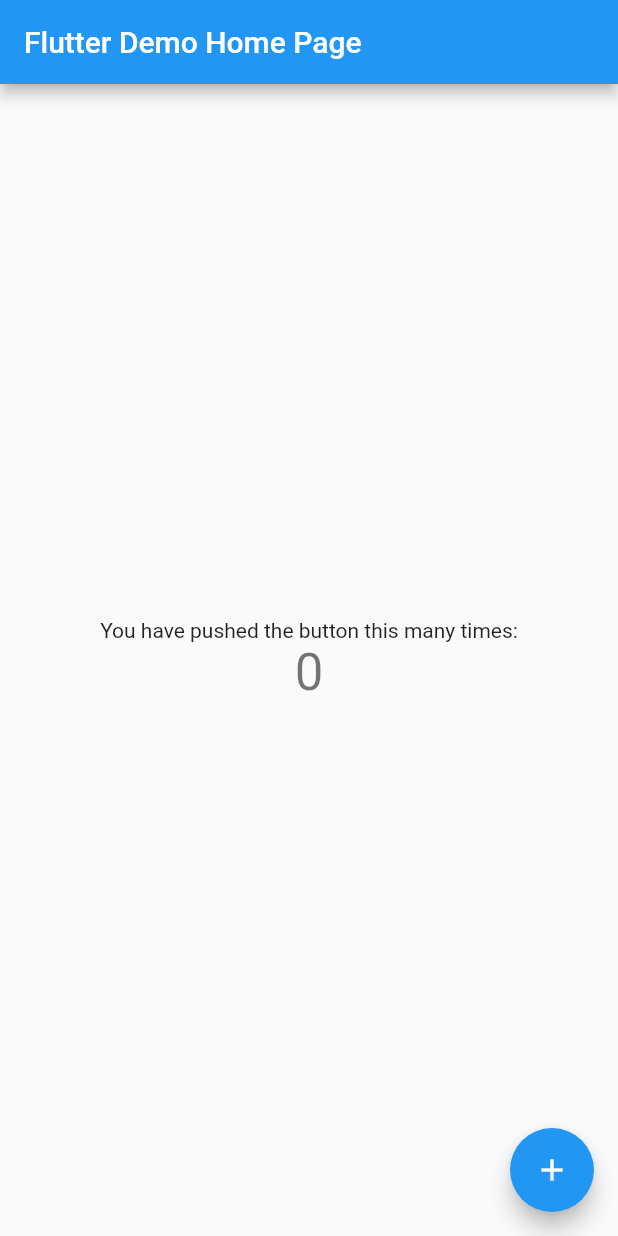
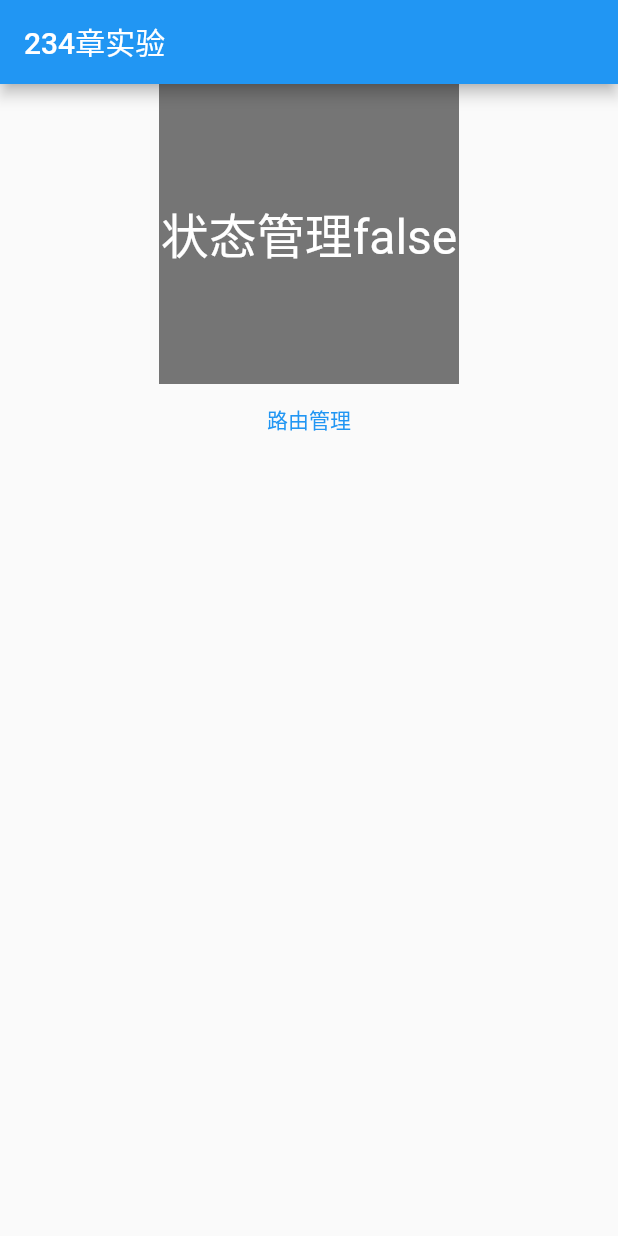
Before and after one commit to shenhuazwt/04_Dart_Flutter_123, a Flutter app: the screen it shows after launch, on a phone screen of 412 x 824 dp. Run offline on Flutter 3.47's test engine with Material 2 defaults, Android fonts, the phone set to English and light mode, and no system bars.

Commit message:
新增：选择的知识点是第二章的状态管理和路由管理

```diff
--- a/app_for_123/lib/main.dart
+++ b/app_for_123/lib/main.dart
@@ -1,8 +1,6 @@
 import 'package:flutter/material.dart';
 
-void main() {
-  runApp(const MyApp());
-}
+main() => runApp(const MyApp());
 
 class MyApp extends StatelessWidget {
   const MyApp({Key? key}) : super(key: key);
@@ -11,35 +9,135 @@
   @override
   Widget build(BuildContext context) {
     return MaterialApp(
-      title: 'Flutter Demo',
+      title: 'app_for_123',
       theme: ThemeData(
-        // This is the theme of your application.
-        //
-        // Try running your application with "flutter run". You'll see the
-        // application has a blue toolbar. Then, without quitting the app, try
-        // changing the primarySwatch below to Colors.green and then invoke
-        // "hot reload" (press "r" in the console where you ran "flutter run",
-        // or simply save your changes to "hot reload" in a Flutter IDE).
-        // Notice that the counter didn't reset back to zero; the application
-        // is not restarted.
         primarySwatch: Colors.blue,
       ),
-      home: const MyHomePage(title: 'Flutter Demo Home Page'),
+      // home: const MyHomePage(title: '234章知识点'),
+      home: testPage(),
     );
+  }
+}
+
+class testPage extends StatefulWidget {
+  testPage({Key? key}) : super(key: key);
+
+  @override
+  State<testPage> createState() => _testPageState();
+}
+
+class _testPageState extends State<testPage> {
+  @override
+  Widget build(BuildContext context) {
+    return Scaffold(
+      appBar: AppBar(
+        //
+        title: const Text('234章实验'),
+      ),
+      body: Column(
+        crossAxisAlignment: CrossAxisAlignment.start,
+        children: <Widget>[
+          Row(
+            mainAxisAlignment: MainAxisAlignment.center,
+            children: <Widget>[
+              ParentWidget(),
+            ],
+          ),
+          Row(
+            mainAxisAlignment: MainAxisAlignment.center,
+            children: <Widget>[
+              TextButton(
+                child: Text("路由管理"),
+                onPressed: () {
+                  //导航到新路由
+                  Navigator.push(
+                    context,
+                    MaterialPageRoute(builder: (context) {
+                      return NewRoute();
+                    }),
+                  );
+                },
+              ),
+            ],
+          ),
+        ],
+      ),
+    );
+  }
+}
+
+class ParentWidget extends StatefulWidget {
+  @override
+  _ParentWidgetState createState() => _ParentWidgetState();
+}
+
+class _ParentWidgetState extends State<ParentWidget> {
+  bool _active = false;
+
+  void _handleTapboxChanged(bool newValue) {
+    setState(() {
+      _active = newValue;
+    });
+  }
+
+  @override
+  Widget build(BuildContext context) {
+    return Container(
+      child: TapboxB(
+        active: _active,
+        onChanged: _handleTapboxChanged,
+      ),
+    );
+  }
+}
+//------------------------- TapboxB ----------------------------------
+
+class TapboxB extends StatelessWidget {
+  TapboxB({Key? key, this.active: false, required this.onChanged})
+      : super(key: key);
+
+  final bool active;
+  final ValueChanged<bool> onChanged;
+
+  void _handleTap() {
+    onChanged(!active);
+  }
+
+  Widget build(BuildContext context) {
+    var text;
+    if (active) {
+      text = '状态管理true';
+    } else {
+      text = '状态管理false';
+    }
+    return GestureDetector(
+      onTap: _handleTap,
+      child: Container(
+        child: Center(
+          child: Text(
+            text,
+            style: TextStyle(fontSize: 32.0, color: Colors.white),
+          ),
+        ),
+        width: 200.0,
+        height: 200.0,
+        decoration: BoxDecoration(
+          color: active ? Colors.lightGreen[700] : Colors.grey[600],
+        ),
+      ),
+    );
+  }
+}
+
+class NewRoute extends StatelessWidget {
+  @override
+  Widget build(BuildContext context) {
+    return MyHomePage(title: 'This is new route');
   }
 }
 
 class MyHomePage extends StatefulWidget {
   const MyHomePage({Key? key, required this.title}) : super(key: key);
-
-  // This widget is the home page of your application. It is stateful, meaning
-  // that it has a State object (defined below) that contains fields that affect
-  // how it looks.
-
-  // This class is the configuration for the state. It holds the values (in this
-  // case the title) provided by the parent (in this case the App widget) and
-  // used by the build method of the State. Fields in a Widget subclass are
-  // always marked "final".
 
   final String title;
 
@@ -52,47 +150,18 @@
 
   void _incrementCounter() {
     setState(() {
-      // This call to setState tells the Flutter framework that something has
-      // changed in this State, which causes it to rerun the build method below
-      // so that the display can reflect the updated values. If we changed
-      // _counter without calling setState(), then the build method would not be
-      // called again, and so nothing would appear to happen.
       _counter++;
     });
   }
 
   @override
   Widget build(BuildContext context) {
-    // This method is rerun every time setState is called, for instance as done
-    // by the _incrementCounter method above.
-    //
-    // The Flutter framework has been optimized to make rerunning build methods
-    // fast, so that you can just rebuild anything that needs updating rather
-    // than having to individually change instances of widgets.
     return Scaffold(
       appBar: AppBar(
-        // Here we take the value from the MyHomePage object that was created by
-        // the App.build method, and use it to set our appbar title.
         title: Text(widget.title),
       ),
       body: Center(
-        // Center is a layout widget. It takes a single child and positions it
-        // in the middle of the parent.
         child: Column(
-          // Column is also a layout widget. It takes a list of children and
-          // arranges them vertically. By default, it sizes itself to fit its
-          // children horizontally, and tries to be as tall as its parent.
-          //
-          // Invoke "debug painting" (press "p" in the console, choose the
-          // "Toggle Debug Paint" action from the Flutter Inspector in Android
-          // Studio, or the "Toggle Debug Paint" command in Visual Studio Code)
-          // to see the wireframe for each widget.
-          //
-          // Column has various properties to control how it sizes itself and
-          // how it positions its children. Here we use mainAxisAlignment to
-          // center the children vertically; the main axis here is the vertical
-          // axis because Columns are vertical (the cross axis would be
-          // horizontal).
           mainAxisAlignment: MainAxisAlignment.center,
           children: <Widget>[
             const Text(
@@ -109,7 +178,7 @@
         onPressed: _incrementCounter,
         tooltip: 'Increment',
         child: const Icon(Icons.add),
-      ), // This trailing comma makes auto-formatting nicer for build methods.
+      ),
     );
   }
 }
```
